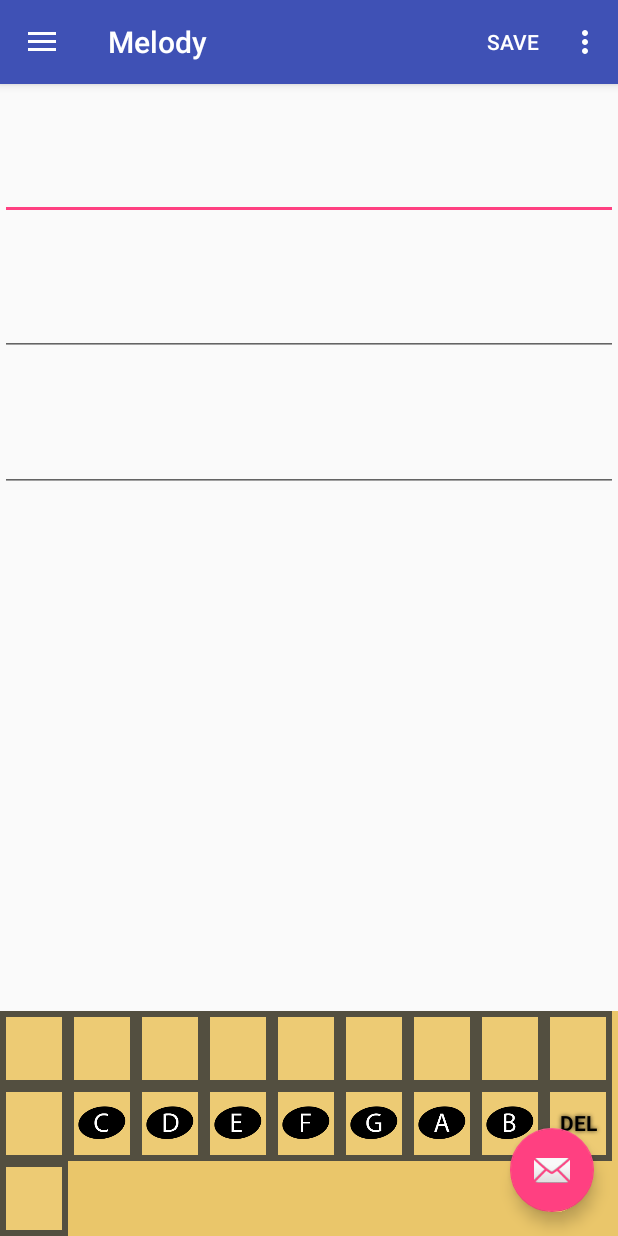
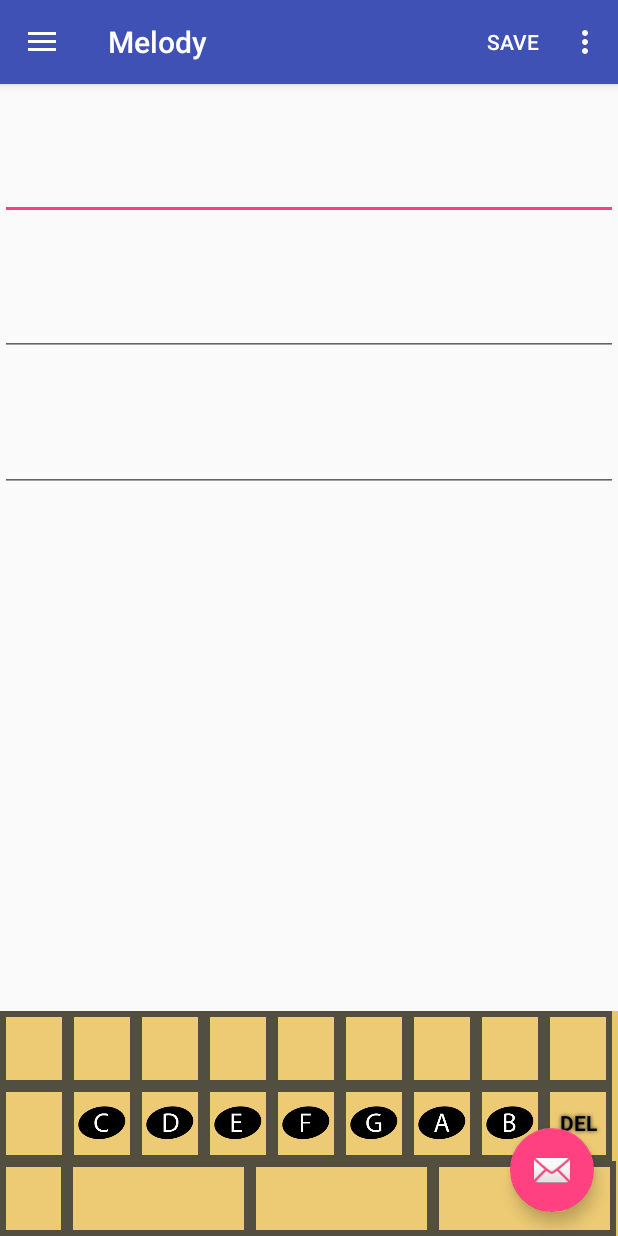
Before and after one commit to TathevM/Melody, an Android app: the screen it shows after launch (MainActivity), after a tap on "SAVE", on a phone screen of 412 x 824 dp. Run offline under Robolectric (Android 15) with nearby library versions, the phone set to English and light mode, and no system bars.

Commit message:
improved key functionality

```diff
--- a/app/src/main/java/com/team_red/melody/MainActivity.java
+++ b/app/src/main/java/com/team_red/melody/MainActivity.java
@@ -20,12 +20,17 @@ import android.widget.EditText;
 import com.team_red.melody.filemanager.MelodyFileManager;
 import com.team_red.melody.melodyboard.MelodyBoard;
 import com.team_red.melody.models.MelodyAdapter;
+import com.team_red.melody.models.Note;
+
+import java.util.ArrayList;
 
 public class MainActivity extends AppCompatActivity
         implements NavigationView.OnNavigationItemSelectedListener {
 
 
     private MelodyBoard mMelodyBoard;
+    MelodyFileManager mMelodyFileManager;
+    MelodyAdapter melodyAdapter;
 
     @Override
     protected void onCreate(Bundle savedInstanceState) {
@@ -52,11 +57,13 @@ public class MainActivity extends AppCompatActivity
         NavigationView navigationView = (NavigationView) findViewById(R.id.nav_view);
         navigationView.setNavigationItemSelectedListener(this);
 
+        mMelodyFileManager = MelodyFileManager.getMelodyFileManager();
+
         mMelodyBoard = new MelodyBoard(MainActivity.this);
         RecyclerView rv = (RecyclerView) findViewById(R.id.composition);
         LinearLayoutManager llm = new LinearLayoutManager(this);
         rv.setLayoutManager(llm);
-        MelodyAdapter melodyAdapter = new MelodyAdapter(null, mMelodyBoard);
+        melodyAdapter = new MelodyAdapter(null, mMelodyBoard);
         rv.setAdapter(melodyAdapter);
         rv.setHasFixedSize(true);
 
@@ -90,6 +97,8 @@ public class MainActivity extends AppCompatActivity
         // as you specify a parent activity in AndroidManifest.xml.
         switch (item.getItemId()){
             case R.id.action_save:
+                ArrayList<Note> a = mMelodyFileManager.MakeNotesFromString(melodyAdapter.getMelodyStringList());
+                mMelodyFileManager.saveComposition(a , "asd" , "asd" , 1);
                 break;
             case R.id.action_settings:
                 return true;
--- a/app/src/main/java/com/team_red/melody/filemanager/MelodyFileManager.java
+++ b/app/src/main/java/com/team_red/melody/filemanager/MelodyFileManager.java
@@ -15,6 +15,7 @@ import java.io.File;
 import java.io.FileInputStream;
 import java.io.FileOutputStream;
 import java.io.IOException;
+import java.io.OutputStream;
 import java.util.ArrayList;
 import java.util.List;
 
@@ -22,7 +23,7 @@ public class MelodyFileManager {
     public static final String COMPOSER_JSON_TAG = "composer_name";
     public static final String COMPOSITION_NAME_JSON_TAG = "composition_name";
     public static final String COMPOSITION_ARRAY_JSON_TAG = "composition";
-    public static final String COMPOSITION_JSON_DIR = "compositions";
+    public static String COMPOSITION_JSON_DIR = Melody.getContext().getFilesDir()  + File.separator ;
 
     private static MelodyFileManager melodyFileManager;
 
@@ -39,7 +40,7 @@ public class MelodyFileManager {
     public ArrayList<Note> loadComposition(String filename){
         ArrayList<Note> retValue = new ArrayList<>();
         try {
-            File f = new File(Melody.getContext().getFilesDir() + "/" + filename);
+            File f = new File(COMPOSITION_JSON_DIR +  filename);
             FileInputStream is = new FileInputStream(f);
             int size = is.available();
             byte[] buffer = new byte[size];
@@ -63,11 +64,11 @@ public class MelodyFileManager {
     public void saveComposition(ArrayList<Note> composition, String composerName, String compositionName, int _ID){
         JSONObject jsonComposition = new JSONObject();
         JSONArray jsonArray = new JSONArray();
-        FileOutputStream os;
+        OutputStream os;
         try{
             jsonComposition.put(COMPOSER_JSON_TAG, composerName);
             jsonComposition.put(COMPOSITION_NAME_JSON_TAG, compositionName);
-            for (int i = 0; i<composition.size() ; i++)
+            for (int i = 0; i < composition.size() ; i++)
             {
                 jsonArray.put(i , composition.get(i).getJSONObject());
             }
@@ -77,7 +78,9 @@ public class MelodyFileManager {
         }
 
         try{
-            os = Melody.getContext().openFileOutput(COMPOSITION_JSON_DIR + "/" + composerName + " - " + compositionName , Context.MODE_PRIVATE);
+            File f = new File(COMPOSITION_JSON_DIR + composerName + " - " + compositionName);
+            f.createNewFile();
+            os = new FileOutputStream(f);
             os.write(jsonComposition.toString().getBytes());
             os.close();
         }catch (IOException ex){
--- a/app/src/main/java/com/team_red/melody/models/MelodyAdapter.java
+++ b/app/src/main/java/com/team_red/melody/models/MelodyAdapter.java
@@ -27,6 +27,14 @@ public class MelodyAdapter extends RecyclerView.Adapter<MelodyAdapter.MelodyView
         this.melodyStringList.add("");
         this.melodyStringList.add("");
         this.melodyStringList.add("");
+    }
+
+    public ArrayList<String> getMelodyStringList() {
+        return melodyStringList;
+    }
+
+    public void setMelodyStringList(ArrayList<String> melodyStringList) {
+        this.melodyStringList = melodyStringList;
     }
 
     @Override
--- a/app/src/main/res/layout/layout_composition_line.xml
+++ b/app/src/main/res/layout/layout_composition_line.xml
@@ -5,6 +5,7 @@
     android:lines="1"
     android:focusable="true"
     android:focusableInTouchMode="true"
+    android:maxLength="12"
     android:maxLines="1"
     android:id="@+id/composition_line_edit_text"
     xmlns:android="http://schemas.android.com/apk/res/android"/>
--- a/app/src/main/res/xml/keyboard_main.xml
+++ b/app/src/main/res/xml/keyboard_main.xml
@@ -6,11 +6,6 @@
           android:keyHeight="@dimen/key_height">
 
     <Row>
-        <!--<Key android:codes="-15" android:keyLabel="" android:isSticky="true" android:keyEdgeFlags="left"/>-->
-        <!--<Key android:codes="-16" android:keyLabel="" android:isSticky="true"/>-->
-        <!--<Key android:codes="-17" android:keyLabel="" android:isSticky="true"/>-->
-        <!--<Key android:codes="-18" android:keyLabel="" android:isSticky="true"/>-->
-        <!--<Key android:codes="-19" android:keyLabel="" android:isSticky="true"/>-->
         <Key android:codes="-15" android:keyLabel="" android:keyEdgeFlags="left"/>
         <Key android:codes="-16" android:keyLabel=""/>
         <Key android:codes="-17" android:keyLabel=""/>
@@ -23,7 +18,7 @@
     </Row>
 
     <Row>
-        <Key android:codes="-999" android:keyLabel="" android:keyEdgeFlags="left"/>
+        <Key android:codes="-100" android:keyLabel="" android:keyEdgeFlags="left"/>
         <Key android:codes="220" android:keyIcon="@drawable/ic_note_c"  android:popupKeyboard="@xml/popup_notes_c"/>
         <Key android:codes="230" android:keyIcon="@drawable/ic_note_d" android:popupKeyboard="@xml/popup_notes_d"/>
         <Key android:codes="240" android:keyIcon="@drawable/ic_note_e" android:popupKeyboard="@xml/popup_notes_e"/>
@@ -36,6 +31,9 @@
 
     <Row>
         <Key android:codes="-10" android:keyLabel=""/>
+        <Key android:codes="161" android:keyLabel="" android:keyWidth="30%p"/>
+        <Key android:codes="162" android:keyLabel="" android:keyWidth="30%p"/>
+        <Key android:codes="163" android:keyLabel="" android:keyWidth="30%p"/>
     </Row>
 
 </Keyboard>
--- a/app/src/main/res/xml/keyboard_symbols.xml
+++ b/app/src/main/res/xml/keyboard_symbols.xml
@@ -18,10 +18,10 @@
     </Row>
 
     <Row>
-        <Key android:codes="180" android:keyLabel="" android:keyHeight="@dimen/key_height" android:keyWidth="20%p" android:keyEdgeFlags="left"/>
-        <Key android:codes="181" android:keyLabel="" android:keyHeight="@dimen/key_height" android:keyWidth="20%p"/>
-        <Key android:codes="184" android:keyLabel="" android:keyHeight="@dimen/key_height" android:keyWidth="20%p"/>
-        <Key android:codes="185" android:keyLabel="" android:keyHeight="@dimen/key_height" android:keyWidth="20%p" android:keyEdgeFlags="right"/>
+        <Key android:codes="180" android:keyLabel=""  android:keyWidth="20%p" android:keyEdgeFlags="left"/>
+        <Key android:codes="181" android:keyLabel=""  android:keyWidth="20%p"/>
+        <Key android:codes="184" android:keyLabel=""  android:keyWidth="20%p"/>
+        <Key android:codes="185" android:keyLabel=""  android:keyWidth="20%p" android:keyEdgeFlags="right"/>
     </Row>
     <Row>
         <Key android:codes="-11" android:keyLabel=""/>
```
Also changed, not shown: app/src/main/java/com/team_red/melody/melodyboard/MelodyBoard.java (+20 -9 lines).
